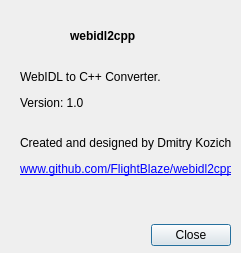
This is source/application/about.ui in newtoo-official/Newtoo-web-interface-mapper as Qt 5 draws it before an edit. The edited form follows.
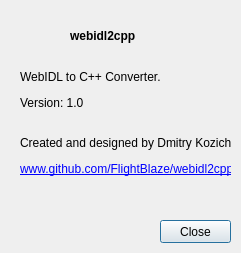
This is the edited form. Icons and pictures are not drawn.

Diff of the .ui file:
```diff
--- a/source/application/about.ui
+++ b/source/application/about.ui
@@ -35,22 +35,6 @@
   <property name="modal">
    <bool>true</bool>
   </property>
-  <widget class="QDialogButtonBox" name="buttonBox">
-   <property name="geometry">
-    <rect>
-     <x>20</x>
-     <y>220</y>
-     <width>211</width>
-     <height>31</height>
-    </rect>
-   </property>
-   <property name="orientation">
-    <enum>Qt::Horizontal</enum>
-   </property>
-   <property name="standardButtons">
-    <set>QDialogButtonBox::Close</set>
-   </property>
-  </widget>
   <widget class="QLabel" name="icon">
    <property name="geometry">
     <rect>
@@ -99,6 +83,19 @@
     <set>Qt::AlignLeading|Qt::AlignLeft|Qt::AlignTop</set>
    </property>
   </widget>
+  <widget class="QPushButton" name="close">
+   <property name="geometry">
+    <rect>
+     <x>160</x>
+     <y>220</y>
+     <width>71</width>
+     <height>23</height>
+    </rect>
+   </property>
+   <property name="text">
+    <string>Close</string>
+   </property>
+  </widget>
  </widget>
  <resources>
   <include location="../../resources.qrc"/>
```
Left out of the diff: 35 changed lines with no effect on the pictures.
